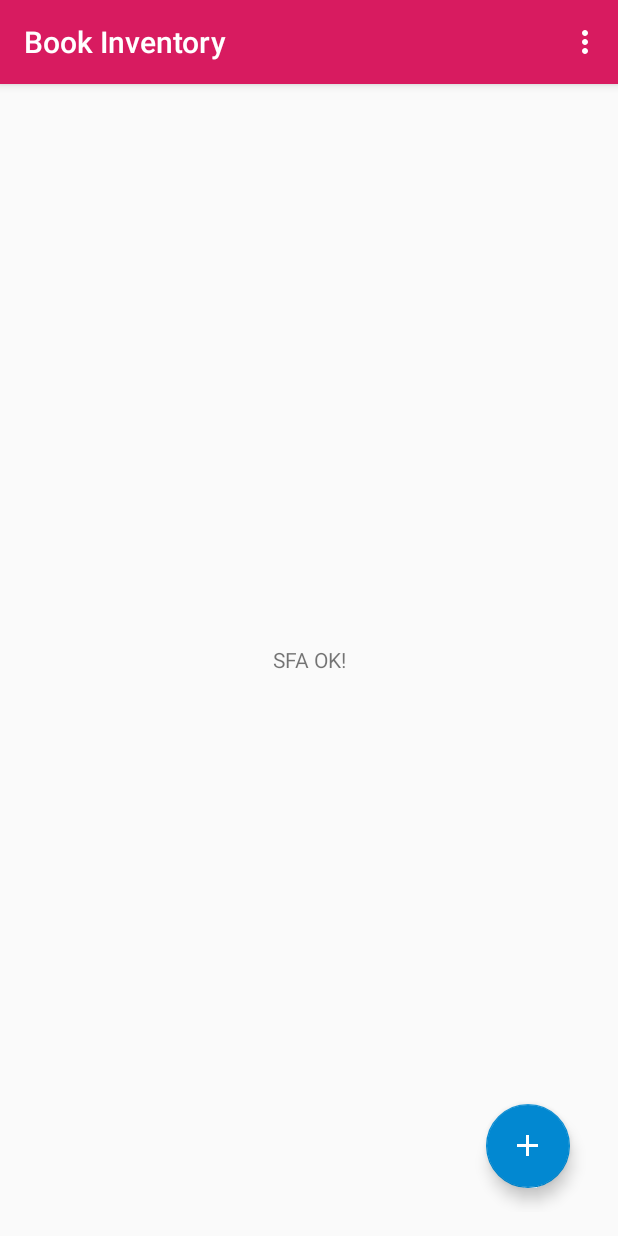
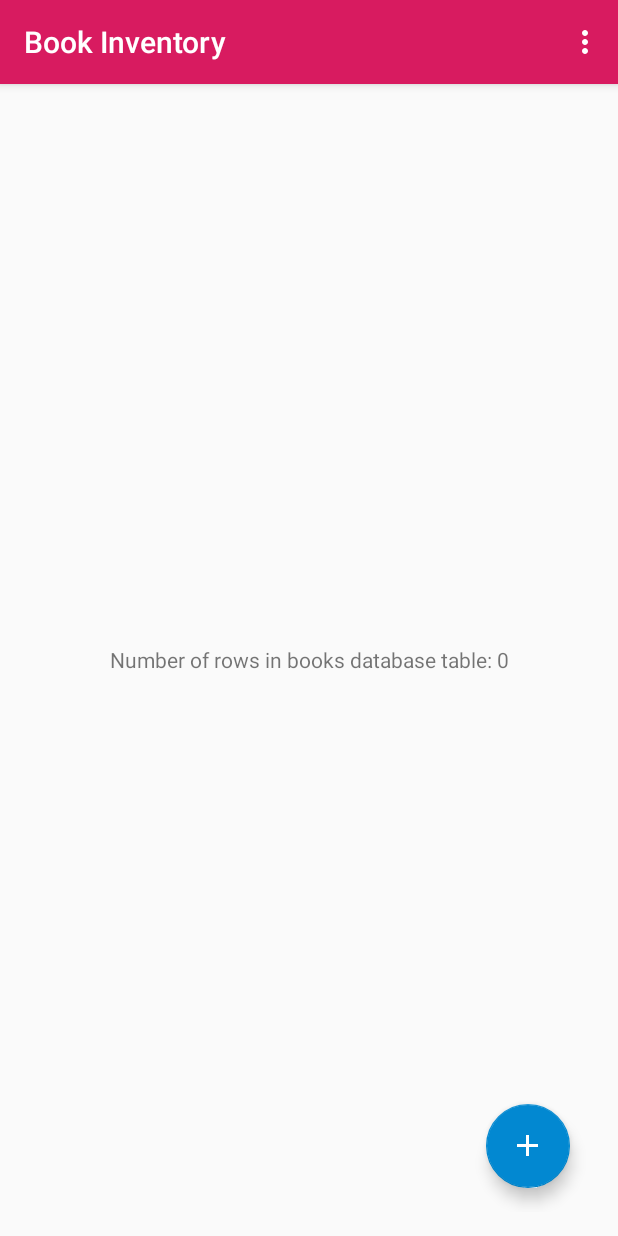
Before and after one commit to Clacli/MyBookInventory, an Android app: the screen it shows after launch (BookListActivity), on a phone screen of 412 x 824 dp. Run offline under Robolectric (Android 15) with nearby library versions, the phone set to English and light mode, and no system bars.

Commit message:
Create BookDbHelper class

```diff
--- a/app/src/main/java/com/example/claudiabee/mybookinventory/BookListActivity.java
+++ b/app/src/main/java/com/example/claudiabee/mybookinventory/BookListActivity.java
@@ -1,13 +1,19 @@
 package com.example.claudiabee.mybookinventory;
 
 import android.content.Intent;
+import android.database.Cursor;
+import android.database.sqlite.SQLiteDatabase;
 import android.os.Bundle;
 import android.support.design.widget.FloatingActionButton;
 import android.support.v7.app.AppCompatActivity;
 import android.view.Menu;
 import android.view.MenuItem;
 import android.view.View;
+import android.widget.TextView;
 import android.widget.Toast;
+
+import com.example.claudiabee.mybookinventory.data.BookDbHelper;
+import com.example.claudiabee.mybookinventory.data.BookContract.BookEntry;
 
 public class BookListActivity extends AppCompatActivity {
 
@@ -28,6 +34,36 @@ public class BookListActivity extends AppCompatActivity {
                 startActivity(new Intent (BookListActivity.this, BookManagingActivity.class));
             }
         });
+
+        // Check if everything is ok by now and the bookshop.db has been created
+        displayDatabaseInfo();
+    }
+
+    /**
+     * Temporary helper method to display information in the onscreen TextView about the state of
+     * the pets database.
+     */
+    private void displayDatabaseInfo() {
+        // To access our database, we instantiate our subclass of SQLiteOpenHelper
+        // and pass the context, which is the current activity.
+        BookDbHelper mDbHelper = new BookDbHelper(this);
+
+        // Create and/or open a database to read from it
+        SQLiteDatabase db = mDbHelper.getReadableDatabase();
+
+        // Perform this raw SQL query "SELECT * FROM pets"
+        // to get a Cursor that contains all rows from the pets table.
+        Cursor cursor = db.rawQuery("SELECT * FROM " + BookEntry.TABLE_NAME, null);
+        try {
+            // Display the number of rows in the Cursor (which reflects the number of rows in the
+            // pets table in the database).
+            TextView displayView = (TextView) findViewById(R.id.book_TextView);
+            displayView.setText("Number of rows in books database table: " + cursor.getCount());
+        } finally {
+            // Always close the cursor when you're done reading from it. This releases all its
+            // resources and makes it invalid.
+            cursor.close();
+        }
     }
 
     @Override
--- a/app/src/main/java/com/example/claudiabee/mybookinventory/data/BookContract.java
+++ b/app/src/main/java/com/example/claudiabee/mybookinventory/data/BookContract.java
@@ -74,7 +74,7 @@ public final class BookContract {
         /**
          * The phone number of the supplier of books
          * <p>
-         * Type: TEXT
+         * Type: INTEGER
          */
         public static final String COLUMN_BOOK_SUPPLIER_PHONE_NUMBER = "supplier_phone_number";
 
--- /dev/null
+++ b/app/src/main/java/com/example/claudiabee/mybookinventory/data/BookDbHelper.java
@@ -0,0 +1,73 @@
+package com.example.claudiabee.mybookinventory.data;
+
+import android.content.Context;
+import android.database.sqlite.SQLiteDatabase;
+import android.database.sqlite.SQLiteOpenHelper;
+import android.util.Log;
+
+import com.example.claudiabee.mybookinventory.data.BookContract.BookEntry;
+
+/**
+ * Database helper for the BookInventory app.
+ * This helper class manages the database creation and its version management.
+ */
+public class BookDbHelper extends SQLiteOpenHelper {
+
+    // This is used for logging
+    public static final String LOG_TAG = BookDbHelper.class.getSimpleName();
+
+    /**
+     * The name of the database file.
+     */
+    private static final String DATABASE_NAME = "bookshop.db";
+
+    /**
+     * The bookshop database version.
+     * If the database schema gets modified, the database version must be incremented.
+     */
+    private static final int DATABASE_VERSION = 1;
+
+    /**
+     * This is the constructor for a new instance of the {@link BookDbHelper}.
+     *
+     * @param context is the contextof the app
+     */
+    public BookDbHelper(Context context) {
+        super(context, DATABASE_NAME, null, DATABASE_VERSION);
+    }
+
+    /**
+     * This is called when the database is created for the first time.
+     * This is the first method to override.
+     *
+     * @param db is the database to create
+     */
+    @Override
+    public void onCreate(SQLiteDatabase db) {
+        // Create a String that contains the SQL statement to create the books table
+        String SQL_CREATE_BOOKS_TABLE = "CREATE TABLE " + BookEntry.TABLE_NAME + "(" +
+                BookEntry._ID + " INTEGER PRIMARY KEY AUTOINCREMENT, " +
+                BookEntry.COLUMN_BOOK_TITLE + " TEXT NOT NULL, " +
+                BookEntry.COLUMN_BOOK_PRICE + " REAL NOT NULL DEFAULT 0.00, " +
+                BookEntry.COLUMN_BOOK_QUANTITY + " INTEGER NOT NULL DEFAULT 0, " +
+                BookEntry.COLUMN_BOOK_OUT_OF_PRINT + " INTEGER NOT NULL,  " +
+                BookEntry.COLUMN_BOOK_SUPPLIER_NAME + " TEXT NOT NULL, " +
+                BookEntry.COLUMN_BOOK_SUPPLIER_PHONE_NUMBER + " INTEGER NOT NULL);";
+        // Execute the SQL statement
+        db.execSQL(SQL_CREATE_BOOKS_TABLE);
+        // Log the SQL_CREATE_BOOKS_TABLE String
+        Log.v(LOG_TAG, "SQL_CREATE_BOOKS_TABLE: " + SQL_CREATE_BOOKS_TABLE);
+    }
+
+    /**
+     * This is called when the database needs to be upgraded.
+     *
+     * @param db is the bookshop database to update
+     * @param oldVersion is the old version of the bookshop database
+     * @param newVersion is the new version of the bookshop database
+     */
+    @Override
+    public void onUpgrade(SQLiteDatabase db, int oldVersion, int newVersion) {
+        // The database is still at version 1, so do nothing for the moment.
+    }
+}
--- a/app/src/main/res/layout/activity_book_list.xml
+++ b/app/src/main/res/layout/activity_book_list.xml
@@ -1,9 +1,7 @@
-<?xml version="1.0" encoding="utf-8"?>
-<!-- Layout for the list of books -->
-<RelativeLayout
-    xmlns:android="http://schemas.android.com/apk/res/android"
+<?xml version="1.0" encoding="utf-8"?><!-- Layout for the list of books -->
+<RelativeLayout xmlns:android="http://schemas.android.com/apk/res/android"
+    xmlns:app="http://schemas.android.com/apk/res-auto"
     xmlns:tools="http://schemas.android.com/tools"
-    xmlns:app="http://schemas.android.com/apk/res-auto"
     android:layout_width="match_parent"
     android:layout_height="match_parent"
     android:padding="@dimen/root_view_padding"
@@ -13,15 +11,15 @@
         android:id="@+id/book_TextView"
         android:layout_width="match_parent"
         android:layout_height="match_parent"
-        android:text="SFA OK!"
+        android:layout_centerInParent="true"
         android:gravity="center"
-        android:layout_centerInParent="true"/>
+        tools:text="SFA OK!" />
 
     <android.support.design.widget.FloatingActionButton
         android:id="@+id/fab"
         style="@style/FabStyle"
         android:layout_alignParentBottom="true"
-        android:layout_alignParentRight="true"
-        android:layout_alignParentEnd="true" />
+        android:layout_alignParentEnd="true"
+        android:layout_alignParentRight="true" />
 
 </RelativeLayout>
--- a/app/src/main/res/layout/activity_book_managing.xml
+++ b/app/src/main/res/layout/activity_book_managing.xml
@@ -39,9 +39,9 @@
         android:layout_marginTop="@dimen/book_edit_text_margin"
         android:hint="@string/price_hint"
         android:inputType="numberDecimal"
+        app:layout_constraintBaseline_toBaselineOf="@id/edit_book_quantity"
         app:layout_constraintStart_toStartOf="parent"
-        app:layout_constraintTop_toBottomOf="@+id/edit_book_title"
-        app:layout_constraintBaseline_toBaselineOf="@id/edit_book_quantity"/>
+        app:layout_constraintTop_toBottomOf="@+id/edit_book_title" />
 
     <TextView
         android:id="@+id/currency"
@@ -50,9 +50,9 @@
         android:layout_marginBottom="@dimen/currency_text_view_margin_bottom"
         android:text="@string/currency_symbol"
         android:textSize="@dimen/text_size"
+        app:layout_constraintBaseline_toBaselineOf="@id/edit_book_quantity"
         app:layout_constraintBottom_toBottomOf="@+id/edit_book_price"
-        app:layout_constraintStart_toEndOf="@+id/edit_book_price"
-        app:layout_constraintBaseline_toBaselineOf="@id/edit_book_quantity"/>
+        app:layout_constraintStart_toEndOf="@+id/edit_book_price" />
 
     <EditText
         android:id="@+id/edit_book_quantity"
@@ -122,6 +122,7 @@
         android:id="@+id/edit_supplier_phone_number"
         style="@style/EditTextStyle1"
         android:layout_marginBottom="@dimen/phone_number_edittext_margin_bottom"
+        android:digits="0123456789+"
         android:hint="@string/supplier_phone_number_hint"
         android:inputType="phone"
         app:layout_constraintBottom_toBottomOf="parent"
```
